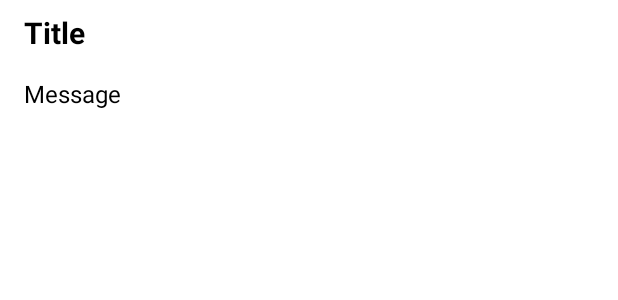
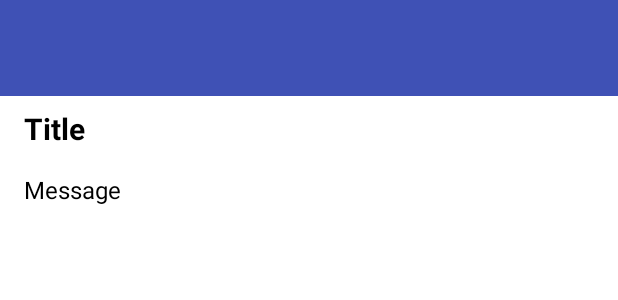
Before and after one commit to snagy8319/OneNote2025_SN, an Android app: the layout activity_note_list.xml on its own in the app's theme, with its tools: preview values and no code run, on a phone screen of 412 x 824 dp. Shown: the top 300 px of the screen. Run offline under Robolectric (Android 15) with nearby library versions, the light colour scheme and no system bars.

Commit message:
Added toolbar.

```diff
--- a/app/src/main/java/com/onenote/android/NoteListActivity.kt
+++ b/app/src/main/java/com/onenote/android/NoteListActivity.kt
@@ -7,5 +7,7 @@ class NoteListActivity : AppCompatActivity() {
     override fun onCreate(savedInstanceState: Bundle?) {
         super.onCreate(savedInstanceState)
         setContentView(R.layout.activity_note_list)
+
+        setSupportActionBar(findViewById(R.id.toolbar))
     }
 }
--- a/app/src/main/res/layout/activity_note_list.xml
+++ b/app/src/main/res/layout/activity_note_list.xml
@@ -1,12 +1,19 @@
 <?xml version="1.0" encoding="utf-8"?>
-<LinearLayout
-    xmlns:android="http://schemas.android.com/apk/res/android"
+<LinearLayout xmlns:android="http://schemas.android.com/apk/res/android"
     xmlns:tools="http://schemas.android.com/tools"
     android:layout_width="match_parent"
     android:layout_height="match_parent"
+    xmlns:app="http://schemas.android.com/apk/res-auto"
     android:background="@color/white"
     android:orientation="vertical"
     tools:context=".MainActivity">
+
+    <androidx.appcompat.widget.Toolbar
+        android:id="@+id/toolbar"
+        android:layout_width="match_parent"
+        android:layout_height="wrap_content"
+        android:background="@color/blue"
+        app:titleTextColor="@color/white"/>
 
     <TextView
         android:id="@+id/noteTitle"
```
